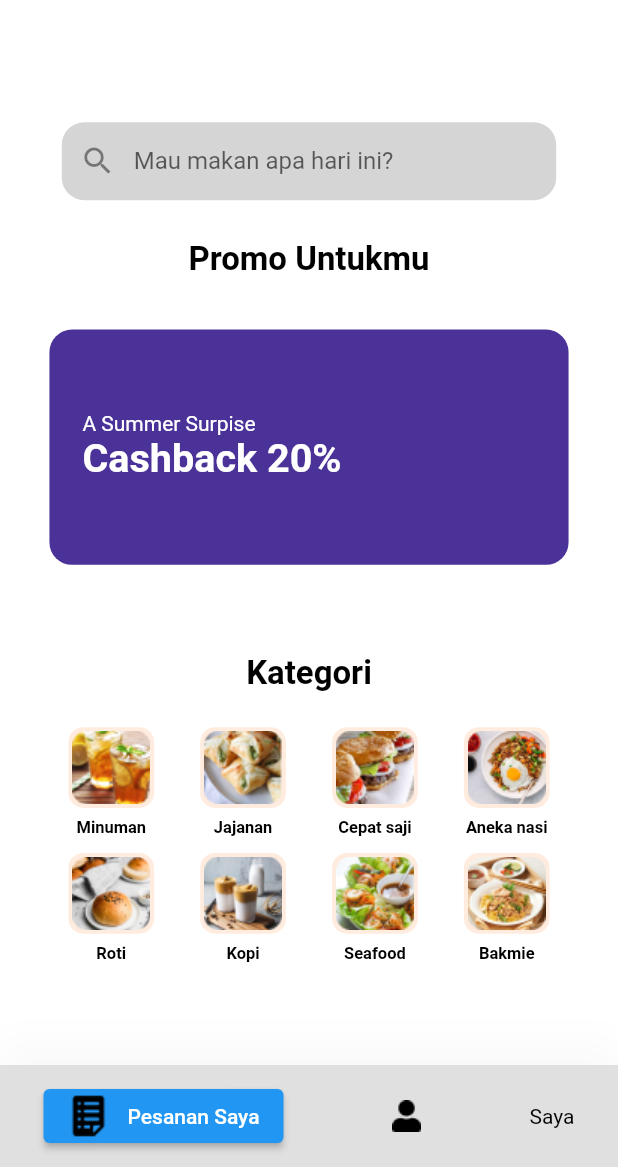
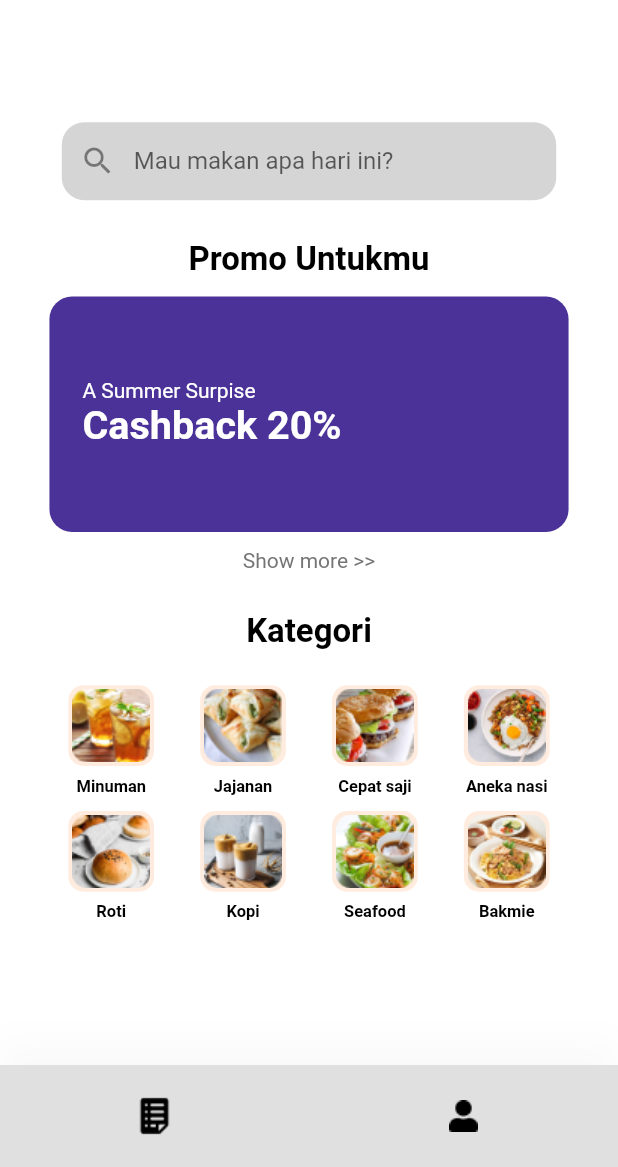
Before and after one commit to jenaarrr1111/umik-App, a Flutter app: the HomeScreen screen opened by its route, on a phone screen of 412 x 824 dp, the part 69-1236 px from its top. Run offline on Flutter 3.47's test engine with Material 2 defaults, Android fonts, the phone set to English and light mode, and no system bars; our stand-ins replace flutter_svg; Roboto replaces fonts that are missing (Muli).

Commit message:
Memperbaiki halaman Beranda - Mengubah button nav bar - Mengubah fuction discount_banner

```diff
--- a/lib/components/coustom_bottom_nav_bar.dart
+++ b/lib/components/coustom_bottom_nav_bar.dart
@@ -47,27 +47,22 @@ class CustomBottomNavBar extends StatelessWidget {
             //     ],
             //   ),
             // ),
+
             //Icon button Pesanan Saya
-            ElevatedButton.icon(
-                onPressed: () =>
-                    Navigator.pushNamed(context, HomeScreen.routeName),
-                icon: Image.asset(
-                  "assets/images/Nav List View.png",
-                ),
-                label: const Text("Pesanan Saya")),
-            // IconButton(
-            //   icon: Image.asset(
-            //     "assets/images/Nav List View.png",
-            //     // color: MenuState.home == selectedMenu
-            //     //     // ? kPrimaryColor
-            //     //     // : inActiveIconColor,
-            //   ),
-            //   onPressed: () =>
-            //       Navigator.pushNamed(context, HomeScreen.routeName),
-            // ),
+            IconButton(
+              icon: Image.asset(
+                "assets/images/Nav List View.png",
+                // color: MenuState.home == selectedMenu
+                //     // ? kPrimaryColor
+                //     // : inActiveIconColor,
+              ),
+              onPressed: () =>
+                  Navigator.pushNamed(context, HomeScreen.routeName),
+            ),
             // Text(
             //   "Pesanan Saya",
             // ),
+
             //Icon button Profile
             IconButton(
               icon: Image.asset(
@@ -79,7 +74,7 @@ class CustomBottomNavBar extends StatelessWidget {
               onPressed: () =>
                   Navigator.pushNamed(context, ProfileScreen.routeName),
             ),
-            Text("Saya"),
+            // Text("Saya"),
           ],
         ),
       ),
--- a/lib/screens/home/components/body.dart
+++ b/lib/screens/home/components/body.dart
@@ -23,6 +23,15 @@ class Body extends StatelessWidget {
               style: heading1Style,
             ),
             DiscountBanner(),
+            GestureDetector(
+              onTap: () {},
+              child: Text(
+                "Show more >>",
+                style: TextStyle(
+                  color: kTextSecondColor,
+                ),
+              ),
+            ),
             SizedBox(height: getProportionateScreenHeight(20)),
             Text(
               "Kategori",
--- a/lib/screens/home/components/discount_banner.dart
+++ b/lib/screens/home/components/discount_banner.dart
@@ -13,7 +13,10 @@ class DiscountBanner extends StatelessWidget {
     return Container(
       // height: 90,
       width: double.infinity,
-      margin: EdgeInsets.all(getProportionateScreenWidth(30)),
+      margin: EdgeInsets.symmetric(
+        horizontal: getProportionateScreenWidth(30),
+        vertical: getProportionateScreenWidth(10),
+      ),
       padding: EdgeInsets.symmetric(
         horizontal: getProportionateScreenWidth(20),
         vertical: getProportionateScreenWidth(50),
--- a/lib/screens/home/components/home_header.dart
+++ b/lib/screens/home/components/home_header.dart
@@ -13,11 +13,8 @@ class HomeHeader extends StatelessWidget {
 
   @override
   Widget build(BuildContext context) {
-    return Padding(
-      padding:
-          EdgeInsets.symmetric(horizontal: getProportionateScreenWidth(20)),
-      child: Column(
-        mainAxisAlignment: MainAxisAlignment.spaceBetween,
+    return Column(
+      mainAxisAlignment: MainAxisAlignment.start,
       children: [
         Text(
           "UMIK",
@@ -39,7 +36,6 @@ class HomeHeader extends StatelessWidget {
         //   press: () {},
         // ),
       ],
-      ),
     );
   }
 }
```
Lines whose indentation alone changed are shown as unchanged.
